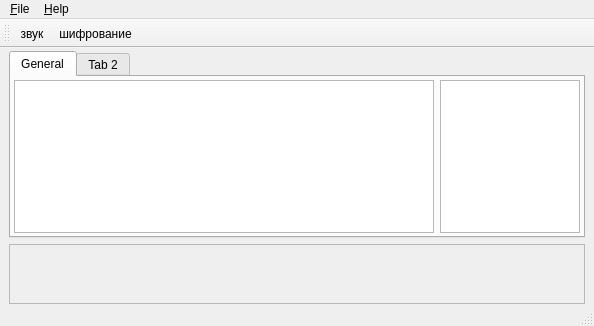
Old version of the form mainwindow.ui in the repository mefest/qChat_client.
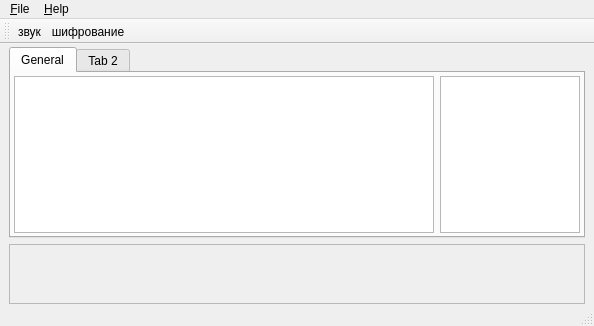
New version of the form. Icons and pictures are not drawn. Custom widgets are drawn as their Qt base class.

```diff
--- a/mainwindow.ui
+++ b/mainwindow.ui
@@ -228,6 +228,21 @@
    <property name="autoFillBackground">
     <bool>false</bool>
    </property>
+   <property name="styleSheet">
+    <string notr="true">
+QToolButton
+{
+border-style:none;
+}
+QToolButton:hover
+{
+	background-color: qlineargradient(spread:pad, x1:0, y1:0, x2:0, y2:1, stop:0 rgba(0, 0, 0, 0), stop:0.470899 rgba(230, 218, 255, 255), stop:1 rgba(0, 0, 0, 0));
+
+border: 1px solid black;
+min-height :24px;
+
+}</string>
+   </property>
    <property name="movable">
     <bool>true</bool>
    </property>
@@ -306,6 +321,12 @@
    <property name="checkable">
     <bool>true</bool>
    </property>
+   <property name="checked">
+    <bool>false</bool>
+   </property>
+   <property name="enabled">
+    <bool>true</bool>
+   </property>
    <property name="icon">
     <iconset resource="resource.qrc">
      <normaloff>:/icon/resource/icon/encrypt.ico</normaloff>
@@ -331,6 +352,13 @@
   </action>
  </widget>
  <layoutdefault spacing="6" margin="11"/>
+ <customwidgets>
+  <customwidget>
+   <class>messInput</class>
+   <extends>QTextEdit</extends>
+   <header>messinput.h</header>
+  </customwidget>
+ </customwidgets>
  <resources>
   <include location="resource.qrc"/>
  </resources>
```
Left out of the diff: 17 changed lines with no effect on the pictures.
